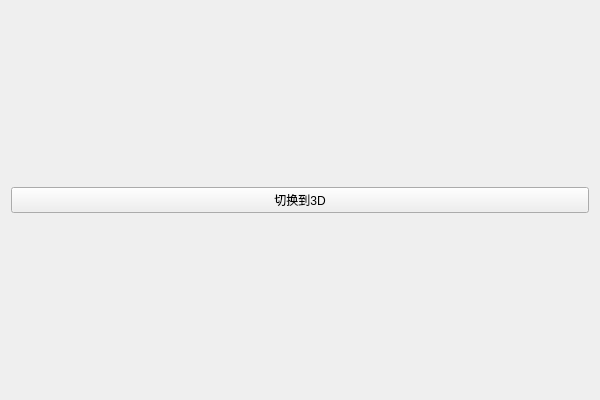
Qt form MainInterface.ui (DXia-101/DepthToPCL) before a commit.
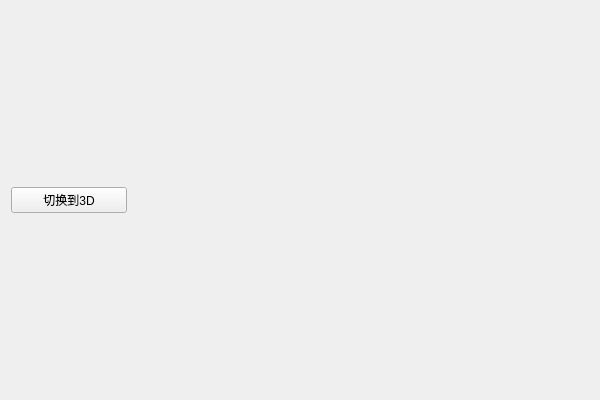
The same form after that commit.

Patch:
```diff
--- a/MainInterface.ui
+++ b/MainInterface.ui
@@ -13,7 +13,7 @@
   <property name="windowTitle">
    <string>MainInterface</string>
   </property>
-  <layout class="QHBoxLayout" name="horizontalLayout">
+  <layout class="QHBoxLayout" name="horizontalLayout" stretch="2,8,0">
    <item>
     <layout class="QVBoxLayout" name="verticalLayout_2">
      <item>
```
Left out of the diff: 6 changed lines with no effect on the pictures.
